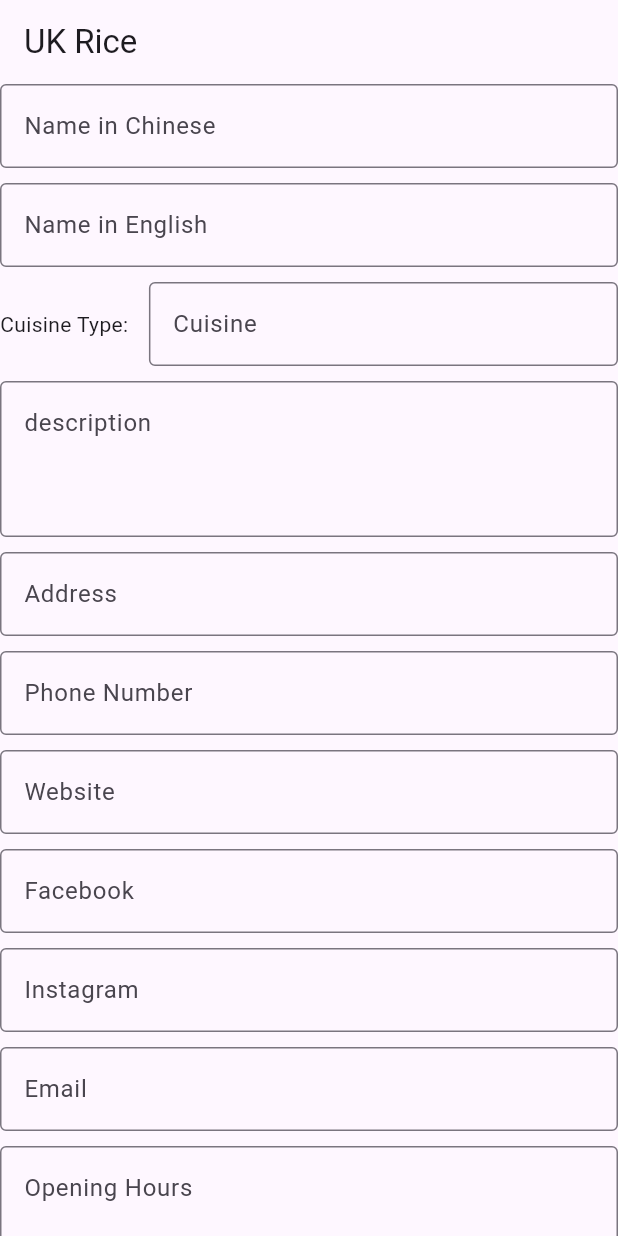
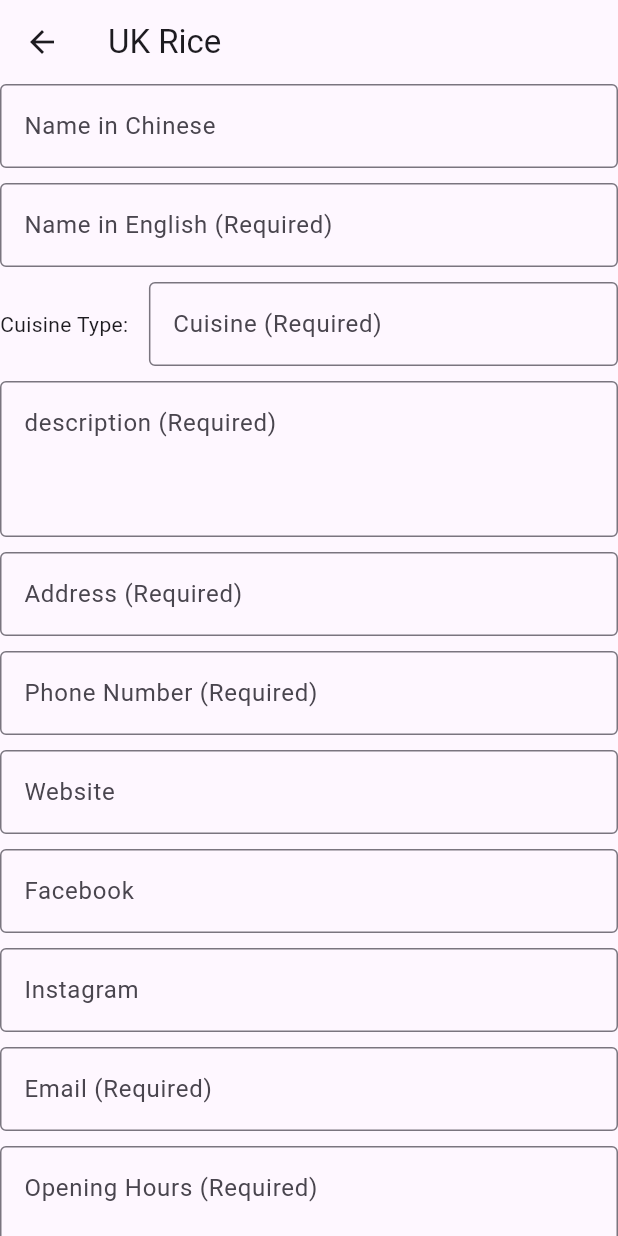
Before and after one commit to carlhung/ukOpenRiceFront, a Flutter app: the AddResturantInformation screen opened directly, on a phone screen of 412 x 824 dp. Run offline on Flutter 3.47's test engine with Material 3 defaults, Android fonts, the phone set to English and light mode, and no system bars; missing offline and left inert: flutter_multi_select_items, flutter_picker_plus, platform_device_id.

```diff
--- a/lib/routers.dart
+++ b/lib/routes.dart
@@ -1,17 +1,18 @@
 import 'package:flutter/material.dart';
+import 'package:ukopenrice/view_controllers/add_restaurant_information.dart';
 import 'package:ukopenrice/view_controllers/log_in.dart';
-import 'view_controllers/homeScreen.dart';
+import 'view_controllers/home_screen.dart';
 
 class Routes {
   // Route name constants
   static const String homeScreen = '/';
   static const String logInScreen = '/login';
-  // static const String bookScreen = '/book';
+  static const String addRestaurantInfoScreen = '/add_restaurant_information';
 
   /// The map used to define routes to be provided in [MaterialApp]
   static final Map<String, WidgetBuilder> allRoutes = {
     homeScreen: (context) => const HomeScreen(),
     logInScreen: (context) => const LogIn(),
-    // bookScreen: (context) => const BookScreen(),
+    addRestaurantInfoScreen: (context) => const AddResturantInformation(),
   };
 }
--- a/lib/view_controllers/add_resturant_information.dart
+++ b/lib/view_controllers/add_restaurant_information.dart
@@ -1,4 +1,5 @@
 import 'package:flutter/material.dart';
+import 'package:ukopenrice/helpers.dart';
 import 'package:ukopenrice/l10n/app_localizations.dart';
 import 'package:flutter_picker_plus/flutter_picker_plus.dart';
 import 'package:flutter_multi_select_items/flutter_multi_select_items.dart';
@@ -36,8 +37,7 @@
   final extraInfoCtrllor = TextEditingController();
 
   ResturantInfo? _createResturantInfo() {
-    if (restuarantChineseNameCtrllor.text.isNotEmpty &&
-        restuarantEnglishNameCtrllor.text.isNotEmpty &&
+    if (restuarantEnglishNameCtrllor.text.isNotEmpty &&
         descriptionCtrllor.text.isNotEmpty &&
         addressCtrllor.text.isNotEmpty &&
         phoneCtrllor.text.isNotEmpty &&
@@ -163,7 +163,10 @@
             spacing: 10,
             children: [
               _createTextField(restuarantChineseNameCtrllor, "Name in Chinese"),
-              _createTextField(restuarantEnglishNameCtrllor, "Name in English"),
+              _createTextField(
+                restuarantEnglishNameCtrllor,
+                "Name in English (Required)",
+              ),
               Row(
                 crossAxisAlignment: CrossAxisAlignment.center,
                 spacing: 10,
@@ -176,7 +179,7 @@
                     child: TextField(
                       controller: cuisineCtrllor,
                       decoration: InputDecoration(
-                        labelText: "Cuisine",
+                        labelText: "Cuisine (Required)",
                         border: OutlineInputBorder(),
                       ),
                       readOnly: true,
@@ -188,7 +191,7 @@
               if (cuisineCtrllor.text == Cuisine.otherCuisine.name)
                 TextField(
                   decoration: InputDecoration(
-                    labelText: "Cuisine",
+                    labelText: "Cuisine (Required)",
                     border: OutlineInputBorder(),
                   ),
                   onChanged: (value) => setState(() {
@@ -196,11 +199,11 @@
                   }),
                 ),
 
-              _createTextView(descriptionCtrllor, "description"),
-              _createTextField(addressCtrllor, "Address"),
+              _createTextView(descriptionCtrllor, "description (Required)"),
+              _createTextField(addressCtrllor, "Address (Required)"),
               _createTextField(
                 phoneCtrllor,
-                "Phone Number",
+                "Phone Number (Required)",
                 keyboardType: TextInputType.phone,
               ),
               _createTextField(webCtrllor, "Website"),
@@ -208,13 +211,14 @@
               _createTextField(instagramCtrllor, "Instagram"),
               _createTextField(
                 emailCtrllor,
-                "Email",
+                "Email (Required)",
                 keyboardType: TextInputType.emailAddress,
               ),
-              _createTextView(openingHoursCtrllor, "Opening Hours"),
+              _createTextView(openingHoursCtrllor, "Opening Hours (Required)"),
               _createTickBox("Access Reservation", _accessReservation, (value) {
                 _accessReservation = value;
               }),
+              Text("Payment methods (Required): "),
               MultiSelectContainer(
                 maxSelectableCount: null,
                 items: Payment.allPayments.map((payment) {
@@ -242,15 +246,22 @@
               _createTickBox("delivery", _delivery, (value) {
                 _delivery = value;
               }),
-              _createTextField(priceRangeCtrllor, "Price Range"),
+              _createTextField(priceRangeCtrllor, "Price Range (Required)"),
               _createTextView(extraInfoCtrllor, "Extra Information"),
               ElevatedButton(
-                onPressed: () {
+                onPressed: () async {
                   final info = _createResturantInfo();
                   if (info != null) {
-                    httpClient.submitRestaurantInformation(info).then((_) {
-                      // TODO: handle
-                    });
+                    try {
+                      await httpClient.submitRestaurantInformation(info);
+                      if (context.mounted) {
+                        // TODO: push a new vc.
+                      }
+                    } catch (e) {
+                      if (context.mounted) {
+                        showErrorOnSnackBar(context, e);
+                      }
+                    }
                   }
                 },
                 child: Text("Submit"),
--- a/pubspec.yaml
+++ b/pubspec.yaml
@@ -42,6 +42,7 @@
   platform_device_id: ^1.0.1
   flutter_picker_plus: ^1.5.2
   flutter_multi_select_items: ^0.4.3
+  uuid: ^4.4.2
 
 dev_dependencies:
   flutter_test:
```
Also changed, not shown: lib/helpers.dart (+7 -0 lines), lib/main.dart (+3 -8 lines), lib/models/http_client.dart (+154 -9 lines), lib/view_controllers/homeScreen.dart (deleted, +0 -28 lines), lib/view_controllers/home_screen.dart (added, +38 -0 lines), lib/view_controllers/log_in.dart (+28 -5 lines), pubspec.lock.
